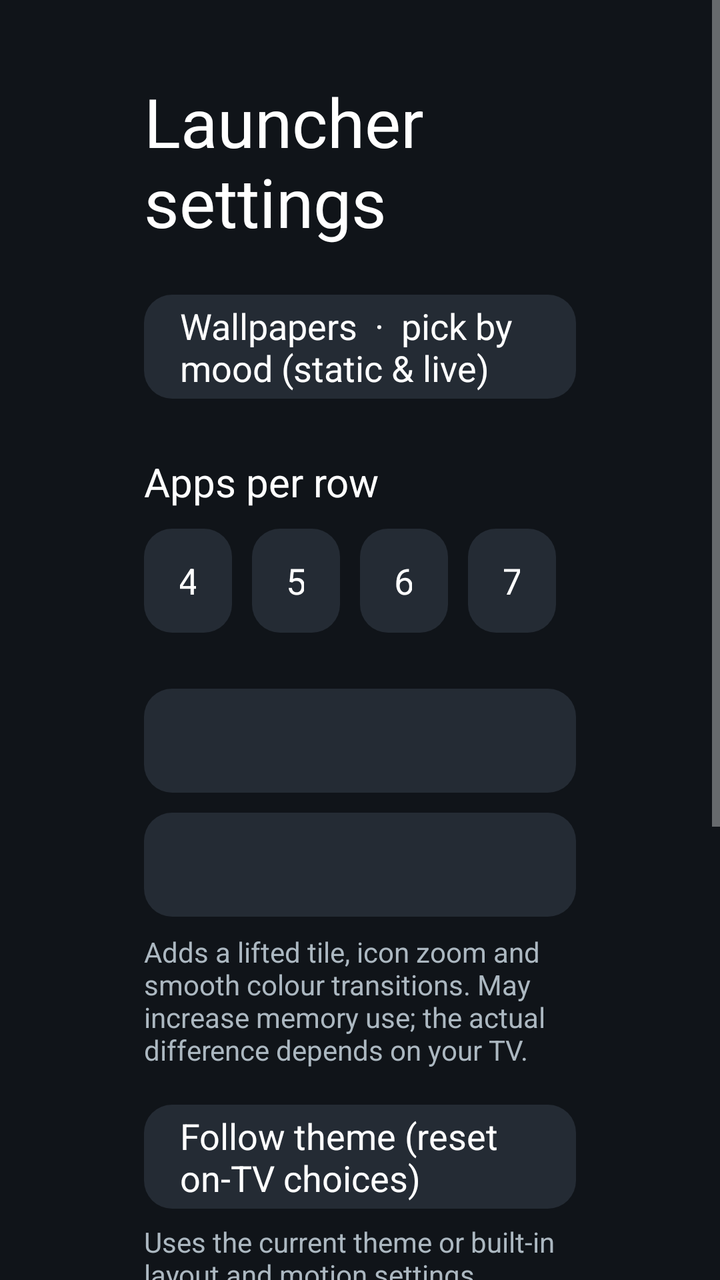
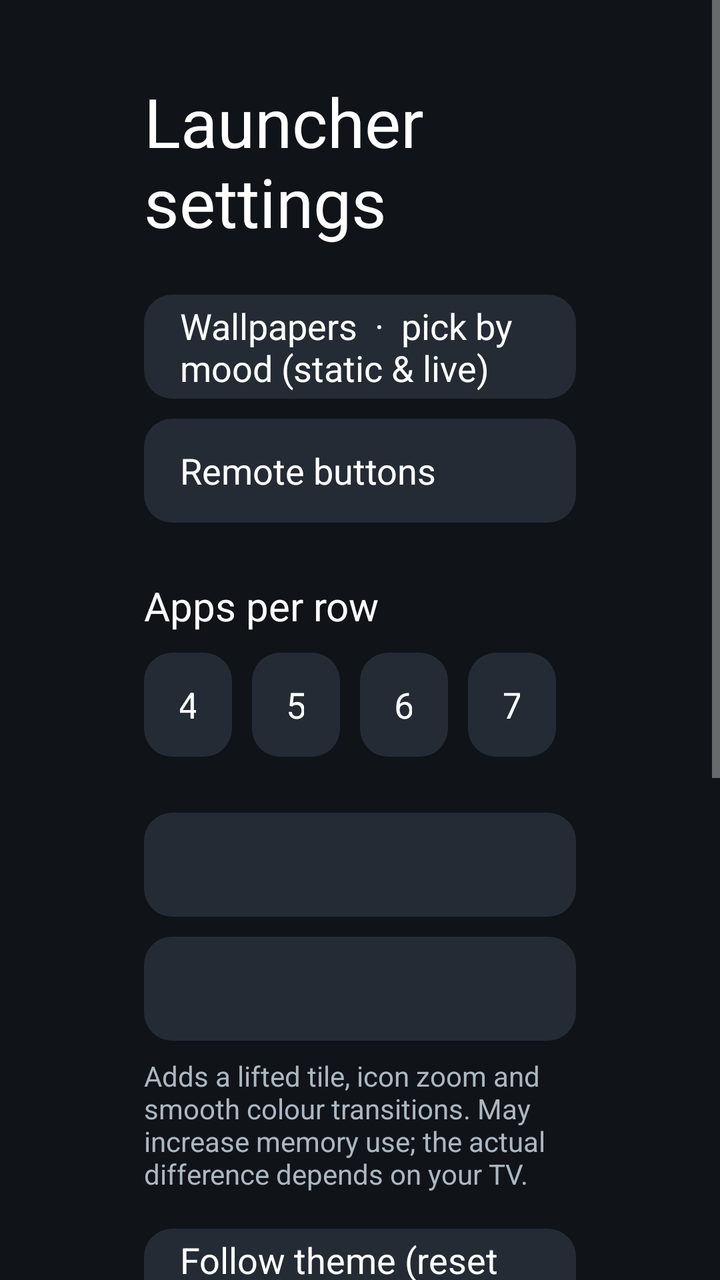

Screens rendered from an Android XML layout before and after an edit, with the pre-edit source and the edit as a unified diff.
<!-- AndroidManifest.xml: application theme Theme.TvHome -->
<!-- res/layout/activity_launcher_settings.xml -->
<?xml version="1.0" encoding="utf-8"?>
<ScrollView xmlns:android="http://schemas.android.com/apk/res/android"
    android:layout_width="match_parent"
    android:layout_height="match_parent"
    android:background="#FF101419"
    android:fillViewport="true">

    <LinearLayout
        android:layout_width="match_parent"
        android:layout_height="wrap_content"
        android:orientation="vertical"
        android:paddingStart="72dp"
        android:paddingEnd="72dp"
        android:paddingTop="38dp"
        android:paddingBottom="38dp">

        <TextView
            android:layout_width="match_parent"
            android:layout_height="wrap_content"
            android:text="@string/launcher_settings"
            android:textColor="#FFFFFFFF"
            android:textSize="34sp" />

        <TextView
            android:id="@+id/wallpapersChoice"
            style="@style/SettingsRow"
            android:layout_marginTop="24dp"
            android:text="Wallpapers  ·  pick by mood (static &amp; live)" />

        <TextView
            android:layout_width="match_parent"
            android:layout_height="wrap_content"
            android:layout_marginTop="28dp"
            android:text="@string/columns_label"
            android:textColor="#FFFFFFFF"
            android:textSize="20sp" />

        <LinearLayout
            android:layout_width="match_parent"
            android:layout_height="wrap_content"
            android:layout_marginTop="10dp"
            android:orientation="horizontal">

            <TextView android:id="@+id/columns4" style="@style/SettingsColumnChoice" android:text="4" />
            <TextView android:id="@+id/columns5" style="@style/SettingsColumnChoice" android:text="5" />
            <TextView android:id="@+id/columns6" style="@style/SettingsColumnChoice" android:text="6" />
            <TextView android:id="@+id/columns7" style="@style/SettingsColumnChoice" android:text="7" />
        </LinearLayout>

        <TextView
            android:id="@+id/animationsChoice"
            style="@style/SettingsRow"
            android:layout_marginTop="28dp" />

        <TextView
            android:id="@+id/advancedChoice"
            style="@style/SettingsRow"
            android:layout_marginTop="10dp" />

        <TextView
            android:layout_width="match_parent"
            android:layout_height="wrap_content"
            android:layout_marginTop="8dp"
            android:text="@string/advanced_effects_warning"
            android:textColor="#FFACB8C1"
            android:textSize="14sp" />

        <TextView
            android:id="@+id/followThemeChoice"
            style="@style/SettingsRow"
            android:layout_marginTop="18dp"
            android:text="@string/follow_theme" />

        <TextView
            android:layout_width="match_parent"
            android:layout_height="wrap_content"
            android:layout_marginTop="7dp"
            android:text="@string/follow_theme_hint"
            android:textColor="#FFACB8C1"
            android:textSize="14sp" />

        <TextView
            android:id="@+id/defaultHomeChoice"
            style="@style/SettingsRow"
            android:layout_marginTop="28dp"
            android:text="@string/home_settings" />

        <TextView
            android:layout_width="match_parent"
            android:layout_height="wrap_content"
            android:layout_marginTop="7dp"
            android:text="@string/home_settings_help"
            android:textColor="#FFACB8C1"
            android:textSize="14sp" />

        <TextView
            android:id="@+id/tvSettingsChoice"
            style="@style/SettingsRow"
            android:layout_marginTop="18dp"
            android:text="@string/tv_settings" />
    </LinearLayout>
</ScrollView>
<!-- resources referenced by this layout -->
<resources>
  <string name="advanced_effects_warning">Adds a lifted tile, icon zoom and smooth colour transitions. May increase memory use; the actual difference depends on your TV.</string>
  <string name="columns_label">Apps per row</string>
  <string name="follow_theme">Follow theme (reset on-TV choices)</string>
  <string name="follow_theme_hint">Uses the current theme or built-in layout and motion settings. Pushing or resetting a theme also clears your on-TV choices.</string>
  <string name="home_settings">Choose default home</string>
  <string name="home_settings_help">Select your original home to stop using Lumen as Home, or Lumen to switch back. The original launcher must be enabled and your TV must provide a home picker; use the restore script first if it was disabled.</string>
  <string name="launcher_settings">Launcher settings</string>
  <string name="tv_settings">TV system settings</string>
  <style name="SettingsColumnChoice" parent="SettingsRow">
          <item name="android:layout_width">0dp</item>
          <item name="android:layout_weight">1</item>
          <item name="android:layout_marginEnd">10dp</item>
          <item name="android:gravity">center</item>
      </style>
  <style name="SettingsRow">
          <item name="android:layout_width">match_parent</item>
          <item name="android:layout_height">52dp</item>
          <item name="android:gravity">center_vertical</item>
          <item name="android:paddingStart">18dp</item>
          <item name="android:paddingEnd">18dp</item>
          <item name="android:background">@drawable/settings_choice_bg</item>
          <item name="android:textColor">#FFFFFFFF</item>
          <item name="android:textSize">18sp</item>
          <item name="android:focusable">true</item>
          <item name="android:clickable">true</item>
      </style>
  <style name="Theme.TvHome" parent="android:Theme.Material.NoActionBar.Fullscreen">
          <item name="android:windowBackground">@android:color/black</item>
          <item name="android:colorBackground">@android:color/black</item>
          <item name="android:windowAnimationStyle">@null</item>
      </style>
  <!-- drawable settings_choice_bg (drawable) -->
  <?xml version="1.0" encoding="utf-8"?>
  <selector xmlns:android="http://schemas.android.com/apk/res/android">
      <item android:state_focused="true">
          <shape android:shape="rectangle">
              <solid android:color="#5574A987" />
              <corners android:radius="14dp" />
              <stroke android:width="2dp" android:color="#FFB9E7C7" />
          </shape>
      </item>
      <item android:state_selected="true">
          <shape android:shape="rectangle">
              <solid android:color="#334DAE6D" />
              <corners android:radius="14dp" />
              <stroke android:width="1dp" android:color="#FF4DAE6D" />
          </shape>
      </item>
      <item>
          <shape android:shape="rectangle">
              <solid android:color="#FF242B34" />
              <corners android:radius="14dp" />
          </shape>
      </item>
  </selector>
</resources>

<!-- the commit's change to res/layout/activity_launcher_settings.xml (unified diff, before → after) -->
@@ -26,6 +26,12 @@
             style="@style/SettingsRow"
             android:layout_marginTop="24dp"
             android:text="Wallpapers  ·  pick by mood (static &amp; live)" />
+
+        <TextView
+            android:id="@+id/remoteButtonsChoice"
+            style="@style/SettingsRow"
+            android:layout_marginTop="10dp"
+            android:text="@string/remote_buttons" />
 
         <TextView
             android:layout_width="match_parent"
<!-- resource entries referenced after the edit -->
@@ -7,6 +7,7 @@
   <string name="home_settings">Choose default home</string>
   <string name="home_settings_help">Select your original home to stop using Lumen as Home, or Lumen to switch back. The original launcher must be enabled and your TV must provide a home picker; use the restore script first if it was disabled.</string>
   <string name="launcher_settings">Launcher settings</string>
+  <string name="remote_buttons">Remote buttons</string>
   <string name="tv_settings">TV system settings</string>
   <style name="SettingsColumnChoice" parent="SettingsRow">
           <item name="android:layout_width">0dp</item>
@@ -30,6 +31,8 @@
           <item name="android:windowBackground">@android:color/black</item>
           <item name="android:colorBackground">@android:color/black</item>
           <item name="android:windowAnimationStyle">@null</item>
+          
+          <item name="android:windowDisablePreview">true</item>
       </style>
   <!-- drawable settings_choice_bg (drawable) -->
   <?xml version="1.0" encoding="utf-8"?>
